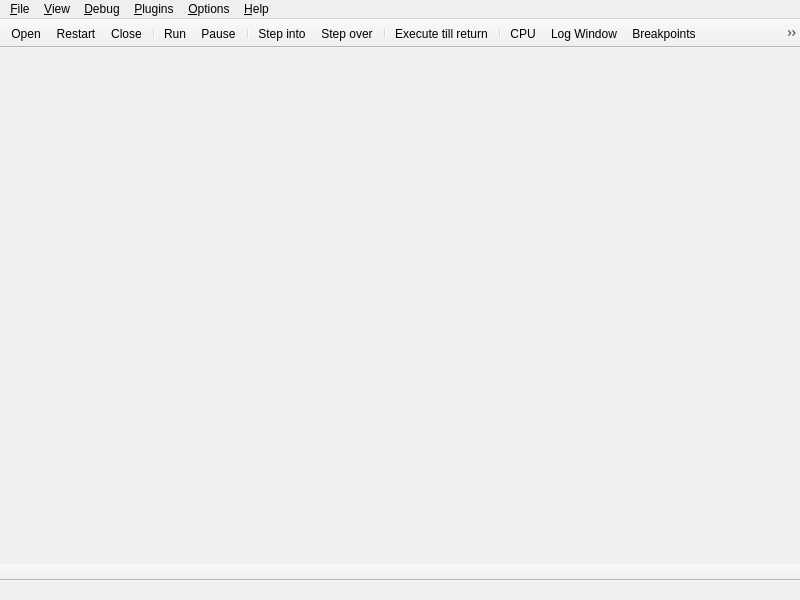
Qt form src/gui/Src/Gui/MainWindow.ui (x64dbg/x64dbg) before a commit.
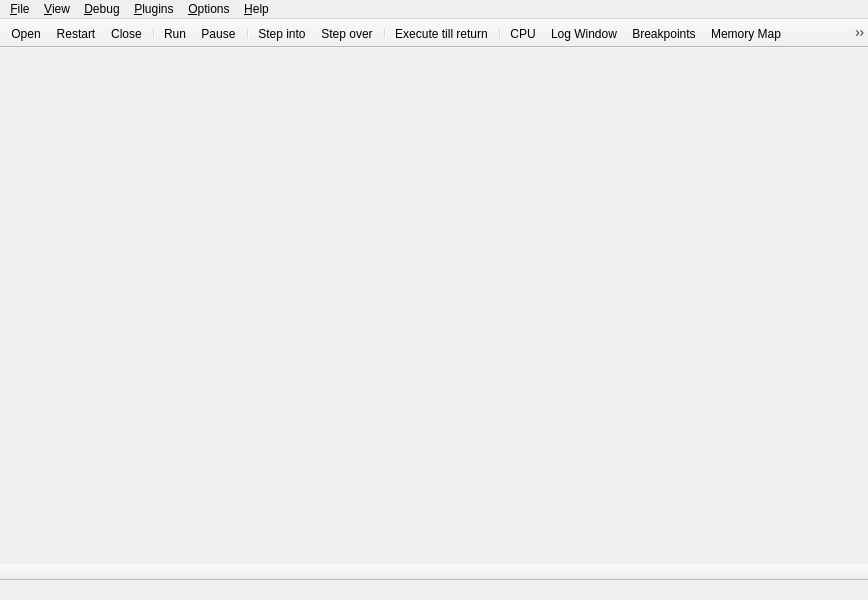
The same form after that commit. Icons and pictures are not drawn.

Commit message: GUI: added a link to the FAQ

The edit to the form file:
```diff
--- a/src/gui/Src/Gui/MainWindow.ui
+++ b/src/gui/Src/Gui/MainWindow.ui
@@ -6,7 +6,7 @@
    <rect>
     <x>0</x>
     <y>0</y>
-    <width>800</width>
+    <width>868</width>
     <height>600</height>
    </rect>
   </property>
@@ -22,7 +22,7 @@
     <rect>
      <x>0</x>
      <y>0</y>
-     <width>800</width>
+     <width>868</width>
      <height>21</height>
     </rect>
    </property>
@@ -173,6 +173,9 @@
    <addaction name="actionCheckUpdates"/>
    <addaction name="actionDonate"/>
    <addaction name="actionReportBug"/>
+   <addaction name="separator"/>
+   <addaction name="actionManual"/>
+   <addaction name="actionFaq"/>
    <addaction name="actionAbout"/>
   </widget>
   <widget class="QStatusBar" name="statusBar">
@@ -677,6 +680,18 @@
     <string>&amp;Manual</string>
    </property>
   </action>
+  <action name="actionFaq">
+   <property name="icon">
+    <iconset resource="../../resource.qrc">
+     <normaloff>:/icons/images/faq.png</normaloff>:/icons/images/faq.png</iconset>
+   </property>
+   <property name="text">
+    <string>&amp;FAQ</string>
+   </property>
+   <property name="toolTip">
+    <string>FAQ</string>
+   </property>
+  </action>
  </widget>
  <layoutdefault spacing="6" margin="11"/>
  <resources>
```
Left out of the diff: 1 changed line with no effect on the pictures. The commit also changes 4 other files.
